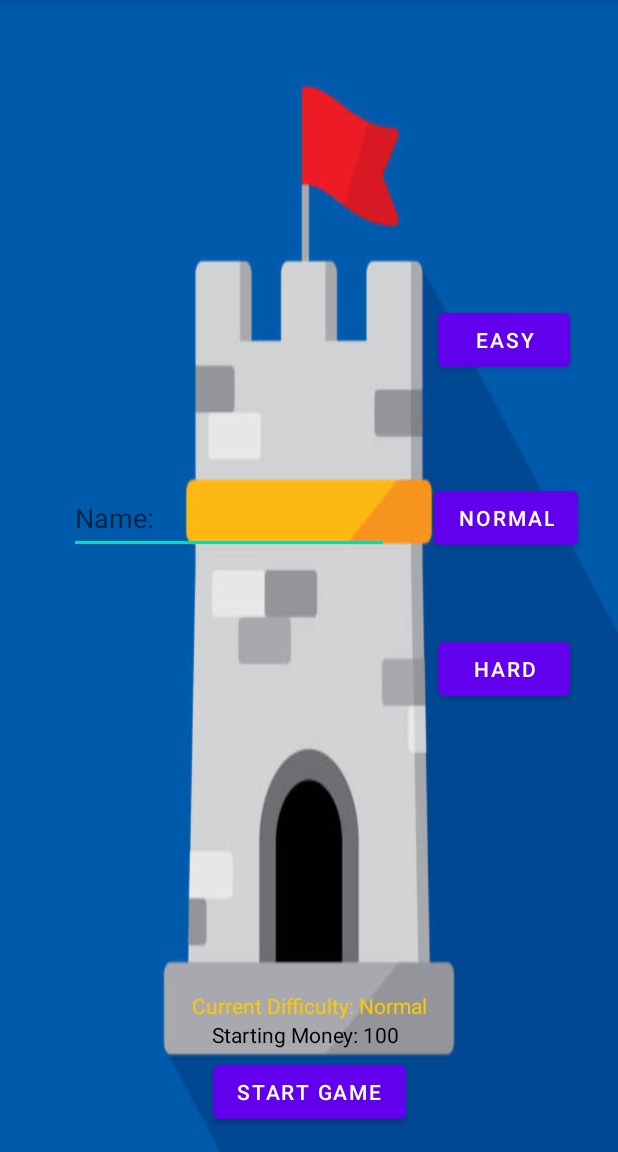
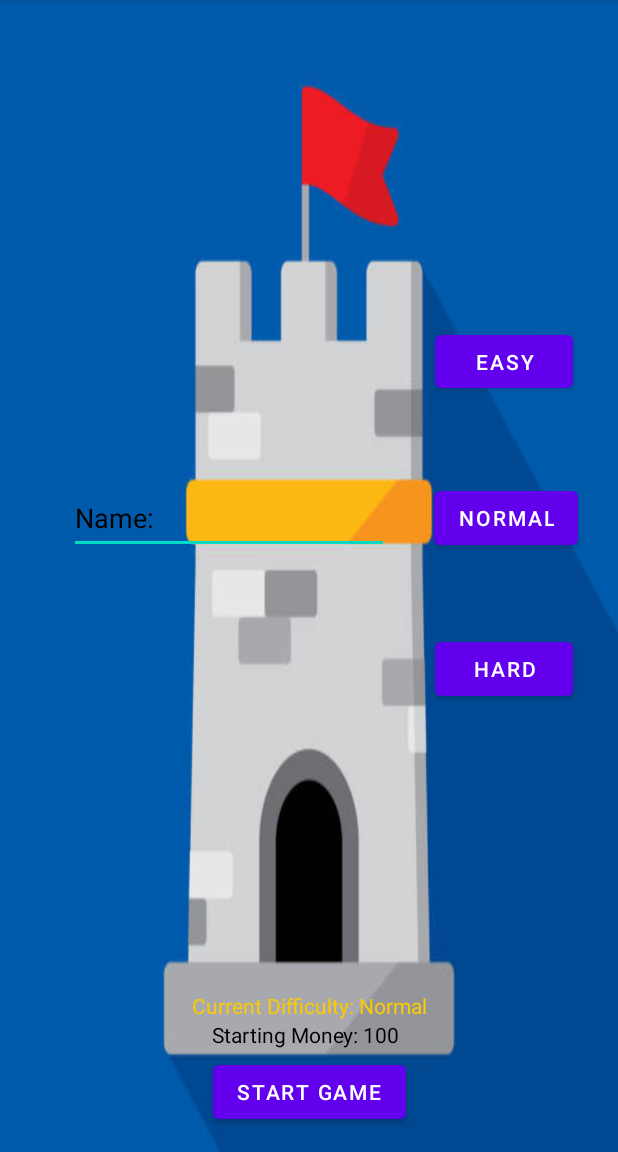
Before and after one commit to maharship07/Tower-Defense-Game, an Android app: the ConfigScreen screen opened directly, with no data from a screen before it, on a phone screen of 412 x 824 dp, the part 84-1236 px from its top. Run offline under Robolectric (Android 15) with nearby library versions, the phone set to English and light mode, and no system bars.

Commit message:
changed colors & updated money

```diff
--- a/app/src/main/java/com/example/java/ConfigScreen.java
+++ b/app/src/main/java/com/example/java/ConfigScreen.java
@@ -31,7 +31,7 @@ public class ConfigScreen extends AppCompatActivity {
         easyButton.setOnClickListener(l -> { //Sets difficulty to easy
             currDiff.set(0);
             currMoney.set(0);
-            moneyText.setText("Starting Money: 150");
+            moneyText.setText("Starting Money: 50");
             diffText.setText("Current Difficulty: Easy");
         });
         normalButton.setOnClickListener(l -> { //Sets difficulty to normal
@@ -43,7 +43,7 @@ public class ConfigScreen extends AppCompatActivity {
         hardButton.setOnClickListener(l -> { //Sets difficulty to hard
             currDiff.set(2);
             currMoney.set(2);
-            moneyText.setText("Starting Money: 50");
+            moneyText.setText("Starting Money: 150");
             diffText.setText("Current Difficulty: Hard");
         });
 
--- a/app/src/main/res/layout/config_screen.xml
+++ b/app/src/main/res/layout/config_screen.xml
@@ -12,18 +12,18 @@
         android:scaleType="fitXY"
         app:srcCompat="@drawable/towerconfig"
         tools:layout_editor_absoluteX="0dp"
-        tools:layout_editor_absoluteY="0dp" />
+        tools:layout_editor_absoluteY="16dp" />
 
     <Button
         android:id="@+id/easyButton"
-        android:layout_width="wrap_content"
-        android:layout_height="wrap_content"
+        android:layout_width="92dp"
+        android:layout_height="47dp"
         android:text="@string/easy"
         app:layout_constraintBottom_toTopOf="@+id/normalButton"
         app:layout_constraintEnd_toEndOf="parent"
         app:layout_constraintStart_toEndOf="@+id/playerName"
         app:layout_constraintTop_toTopOf="parent"
-        app:layout_constraintVertical_bias="0.742" />
+        app:layout_constraintVertical_bias="0.793" />
 
     <Button
         android:id="@+id/normalButton"
@@ -39,8 +39,8 @@
 
     <Button
         android:id="@+id/hardButton"
-        android:layout_width="wrap_content"
-        android:layout_height="wrap_content"
+        android:layout_width="92dp"
+        android:layout_height="48dp"
         android:text="@string/hard"
         app:layout_constraintBottom_toBottomOf="parent"
         app:layout_constraintEnd_toEndOf="parent"
@@ -67,8 +67,10 @@
         android:ems="10"
         android:hint="Name:"
         android:inputType="textPersonName"
+        android:maxLength="20"
         android:minHeight="48dp"
         android:textColor="@color/black"
+        android:textColorHint="@color/black"
         app:layout_constraintBottom_toTopOf="@+id/diffText"
         app:layout_constraintEnd_toEndOf="parent"
         app:layout_constraintHorizontal_bias="0.233"
--- a/app/src/main/res/values/strings.xml
+++ b/app/src/main/res/values/strings.xml
@@ -6,7 +6,7 @@
     <string name="start_game">Start Game</string>
     <string name="current_difficulty_normal">Current Difficulty: Normal</string>
     <string name="game_map">Game Map</string>
-    <string name="health">Health</string>
+    <string name="health">Health:</string>
     <string name="player_monument">Player Monument</string>
     <string name="starting_money">Starting Money: 100</string>
     <string name="money">Money:</string>
```
Also changed, not shown: app/src/main/java/com/example/java/GameScreen.java (+4 -4 lines), app/src/main/res/layout/game_screen.xml (+5 -5 lines).
